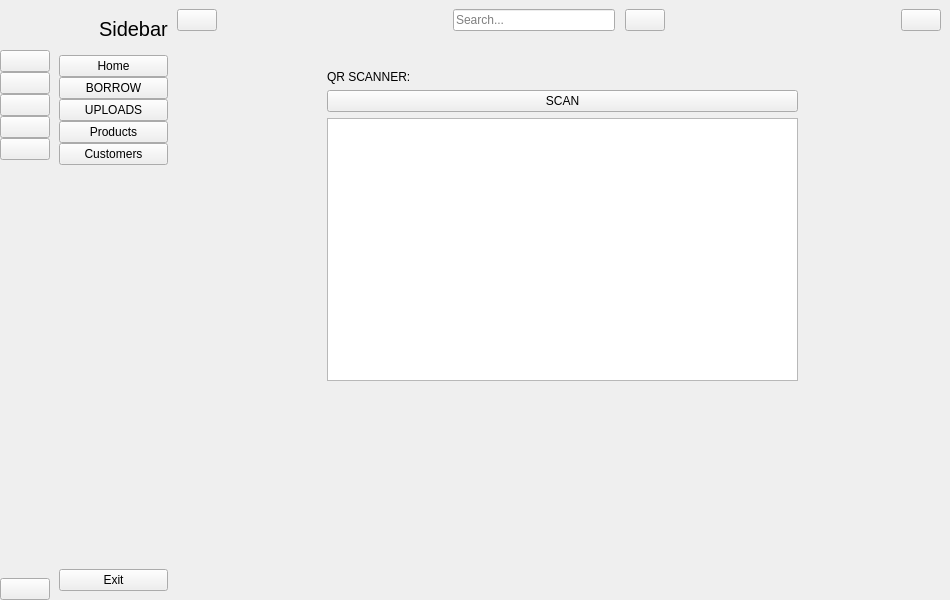
This is sidebar.ui in AsifCantCode/QLibrary as Qt 5 draws it before an edit. The edited form follows.
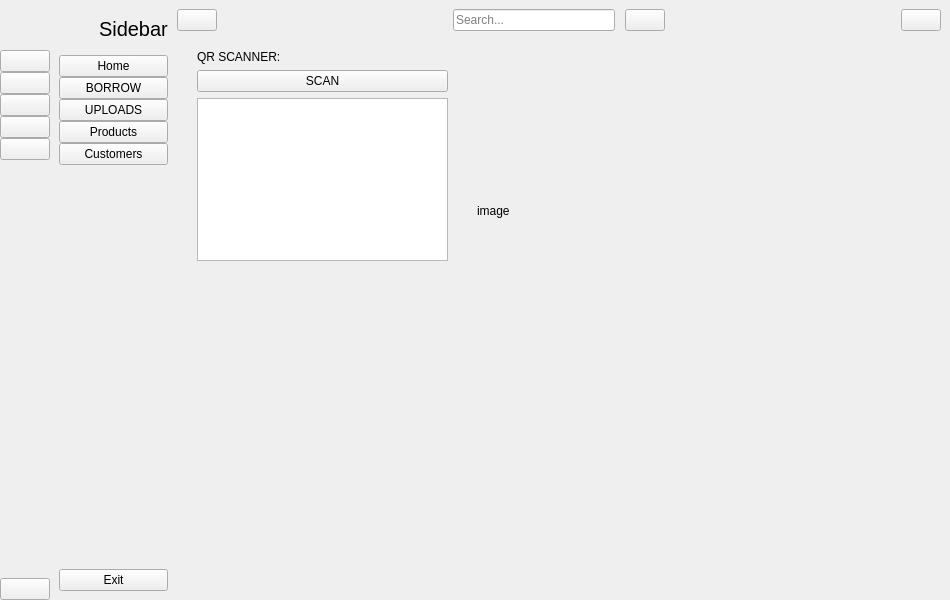
This is the edited form. Icons and pictures are not drawn.

```diff
--- a/sidebar.ui
+++ b/sidebar.ui
@@ -185,10 +185,10 @@
           <widget class="QWidget" name="verticalLayoutWidget_2">
            <property name="geometry">
             <rect>
-             <x>150</x>
-             <y>30</y>
-             <width>471</width>
-             <height>311</height>
+             <x>20</x>
+             <y>10</y>
+             <width>251</width>
+             <height>211</height>
             </rect>
            </property>
            <layout class="QVBoxLayout" name="verticalLayout_6">
@@ -211,6 +211,19 @@
             </item>
            </layout>
           </widget>
+          <widget class="QLabel" name="image_label">
+           <property name="geometry">
+            <rect>
+             <x>300</x>
+             <y>10</y>
+             <width>411</width>
+             <height>321</height>
+            </rect>
+           </property>
+           <property name="text">
+            <string>image</string>
+           </property>
+          </widget>
          </widget>
          <widget class="QWidget" name="page_3">
           <widget class="QWidget" name="verticalLayoutWidget">
```
